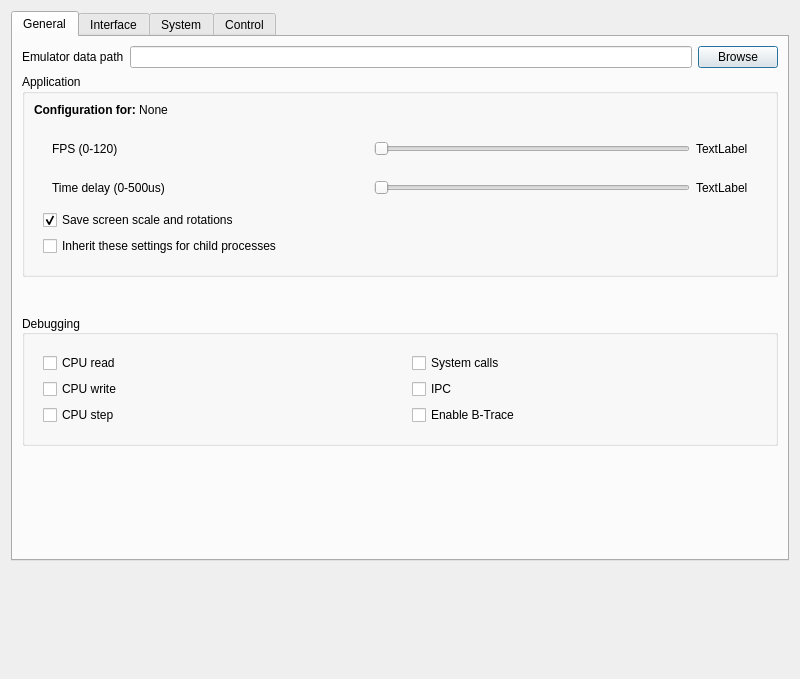
Qt form src/emu/qt/src/settings_dialog.ui (EKA2L1/EKA2L1) before a commit.
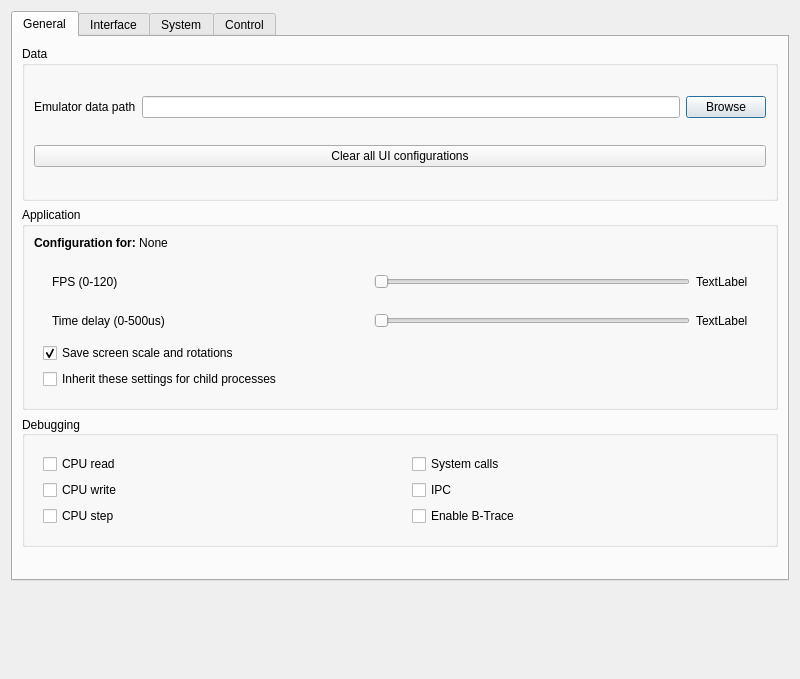
The same form after that commit. The open tabs and pages were chosen to show the change.

Patch:
```diff
--- a/src/emu/qt/src/settings_dialog.ui
+++ b/src/emu/qt/src/settings_dialog.ui
@@ -29,38 +29,17 @@
       </sizepolicy>
      </property>
      <property name="currentIndex">
-      <number>2</number>
+      <number>0</number>
      </property>
      <widget class="QWidget" name="general_widget">
       <attribute name="title">
        <string>General</string>
       </attribute>
       <layout class="QGridLayout" name="gridLayout_2">
-       <item row="0" column="0">
-        <layout class="QHBoxLayout" name="data_storage_layout">
-         <item>
-          <widget class="QLabel" name="data_storage_name_label">
-           <property name="text">
-            <string>Emulator data path</string>
-           </property>
-          </widget>
-         </item>
-         <item>
-          <widget class="QLineEdit" name="data_storage_path_edit"/>
-         </item>
-         <item>
-          <widget class="QPushButton" name="data_storage_browse_btn">
-           <property name="text">
-            <string>Browse</string>
-           </property>
-          </widget>
-         </item>
-        </layout>
-       </item>
        <item row="1" column="0" alignment="Qt::AlignTop">
         <widget class="QGroupBox" name="app_config_group_box">
          <property name="sizePolicy">
-          <sizepolicy hsizetype="Preferred" vsizetype="Minimum">
+          <sizepolicy hsizetype="Preferred" vsizetype="MinimumExpanding">
            <horstretch>0</horstretch>
            <verstretch>0</verstretch>
           </sizepolicy>
@@ -213,7 +192,7 @@
        <item row="6" column="0" alignment="Qt::AlignTop">
         <widget class="QGroupBox" name="debugging_group_box">
          <property name="sizePolicy">
-          <sizepolicy hsizetype="Preferred" vsizetype="Fixed">
+          <sizepolicy hsizetype="Preferred" vsizetype="MinimumExpanding">
            <horstretch>0</horstretch>
            <verstretch>0</verstretch>
           </sizepolicy>
@@ -288,6 +267,43 @@
          </layout>
         </widget>
        </item>
+       <item row="0" column="0">
+        <widget class="QGroupBox" name="general_data_groupbox">
+         <property name="title">
+          <string>Data</string>
+         </property>
+         <layout class="QGridLayout" name="gridLayout_12">
+          <item row="0" column="0">
+           <layout class="QHBoxLayout" name="data_storage_layout">
+            <item>
+             <widget class="QLabel" name="data_storage_name_label">
+              <property name="text">
+               <string>Emulator data path</string>
+              </property>
+             </widget>
+            </item>
+            <item>
+             <widget class="QLineEdit" name="data_storage_path_edit"/>
+            </item>
+            <item>
+             <widget class="QPushButton" name="data_storage_browse_btn">
+              <property name="text">
+               <string>Browse</string>
+              </property>
+             </widget>
+            </item>
+           </layout>
+          </item>
+          <item row="1" column="0">
+           <widget class="QPushButton" name="general_clear_ui_config_btn">
+            <property name="text">
+             <string>Clear all UI configurations</string>
+            </property>
+           </widget>
+          </item>
+         </layout>
+        </widget>
+       </item>
       </layout>
      </widget>
      <widget class="QWidget" name="interface_widget">
@@ -338,7 +354,18 @@
              </widget>
             </item>
             <item>
-             <widget class="QComboBox" name="interface_theme_combo"/>
+             <widget class="QComboBox" name="interface_theme_combo">
+              <item>
+               <property name="text">
+                <string>Light</string>
+               </property>
+              </item>
+              <item>
+               <property name="text">
+                <string>Dark</string>
+               </property>
+              </item>
+             </widget>
             </item>
            </layout>
           </item>
@@ -761,6 +788,22 @@
          </layout>
         </widget>
        </item>
+       <item>
+        <widget class="QLabel" name="touchscreen_disable_label">
+         <property name="enabled">
+          <bool>true</bool>
+         </property>
+         <property name="font">
+          <font>
+           <weight>75</weight>
+           <bold>true</bold>
+          </font>
+         </property>
+         <property name="text">
+          <string>Note: One of the bindings is associated with a mouse button, touchscreen functionalities will be disabled.</string>
+         </property>
+        </widget>
+       </item>
        <item>
         <layout class="QHBoxLayout" name="control_bind_row1_layout">
          <item>
@@ -782,11 +825,17 @@
             <item alignment="Qt::AlignHCenter">
              <widget class="QPushButton" name="control_bind_left_softkey_btn">
               <property name="sizePolicy">
-               <sizepolicy hsizetype="Fixed" vsizetype="Fixed">
+               <sizepolicy hsizetype="Minimum" vsizetype="Fixed">
                 <horstretch>0</horstretch>
                 <verstretch>0</verstretch>
                </sizepolicy>
               </property>
+              <property name="minimumSize">
+               <size>
+                <width>0</width>
+                <height>0</height>
+               </size>
+              </property>
               <property name="text">
                <string>PushButton</string>
               </property>
```
